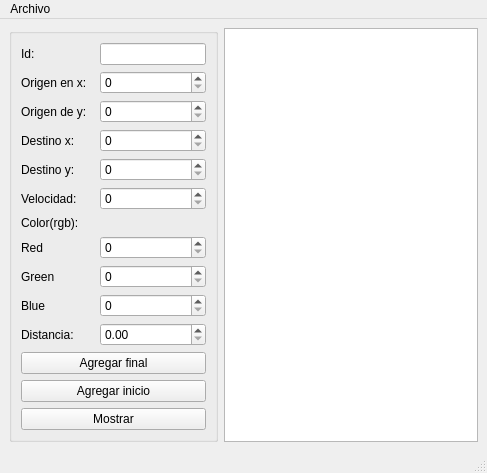
This is tarea.ui in brandy2407/Actividad-11 as Qt 5 draws it before an edit. The edited form follows.
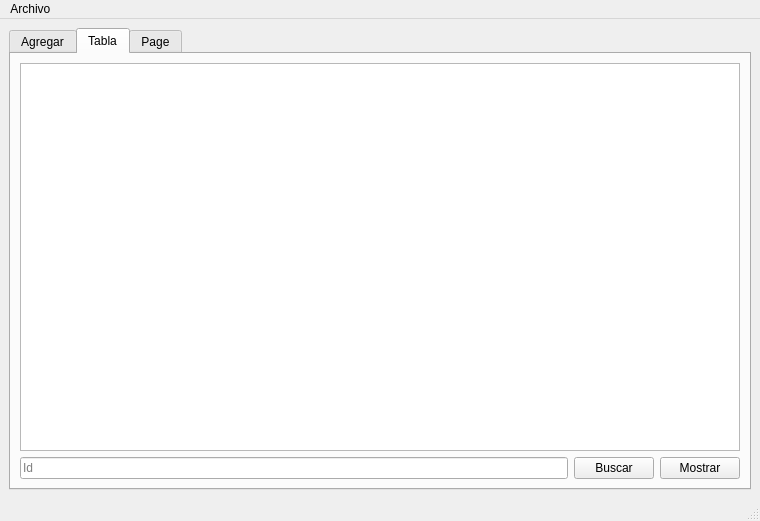
This is the edited form. The open tabs and pages were chosen to show the change.

```diff
--- a/tarea.ui
+++ b/tarea.ui
@@ -6,18 +6,25 @@
    <rect>
     <x>0</x>
     <y>0</y>
-    <width>487</width>
-    <height>439</height>
+    <width>760</width>
+    <height>482</height>
    </rect>
   </property>
   <property name="windowTitle">
    <string>MainWindow</string>
   </property>
   <widget class="QWidget" name="centralwidget">
+   <layout class="QGridLayout" name="gridLayout_3">
+    <item row="0" column="0">
+     <widget class="QTabWidget" name="tabWidget">
+      <property name="currentIndex">
+       <number>2</number>
+      </property>
+      <widget class="QWidget" name="tab">
+       <attribute name="title">
+        <string>Agregar</string>
+       </attribute>
    <layout class="QGridLayout" name="gridLayout_2">
-    <item row="0" column="2">
-     <widget class="QPlainTextEdit" name="salida"/>
-    </item>
     <item row="0" column="0">
      <widget class="QGroupBox" name="groupBox">
       <property name="title">
@@ -183,6 +190,68 @@
       </layout>
      </widget>
     </item>
+        <item row="0" column="1">
+         <widget class="QPlainTextEdit" name="salida"/>
+        </item>
+       </layout>
+      </widget>
+      <widget class="QWidget" name="tab_2">
+       <attribute name="title">
+        <string>Tabla</string>
+       </attribute>
+       <layout class="QGridLayout" name="gridLayout_4">
+        <item row="0" column="0" colspan="3">
+         <widget class="QTableWidget" name="tabla"/>
+        </item>
+        <item row="1" column="0">
+         <widget class="QLineEdit" name="buscar_lineEdit">
+          <property name="placeholderText">
+           <string>Id</string>
+          </property>
+         </widget>
+        </item>
+        <item row="1" column="1">
+         <widget class="QPushButton" name="buscar_pushButton">
+          <property name="text">
+           <string>Buscar</string>
+          </property>
+         </widget>
+        </item>
+        <item row="1" column="2">
+         <widget class="QPushButton" name="mostrar_tabla_pushButton_2">
+          <property name="text">
+           <string>Mostrar</string>
+          </property>
+         </widget>
+        </item>
+       </layout>
+      </widget>
+      <widget class="QWidget" name="bgh">
+       <attribute name="title">
+        <string>Page</string>
+       </attribute>
+       <layout class="QGridLayout" name="gridLayout_5">
+        <item row="0" column="0" colspan="2">
+         <widget class="QGraphicsView" name="graphicsView"/>
+        </item>
+        <item row="1" column="0">
+         <widget class="QPushButton" name="dibujar">
+          <property name="text">
+           <string>Dibujar</string>
+          </property>
+         </widget>
+        </item>
+        <item row="1" column="1">
+         <widget class="QPushButton" name="limpiar">
+          <property name="text">
+           <string>Limpiar</string>
+          </property>
+         </widget>
+        </item>
+       </layout>
+      </widget>
+     </widget>
+    </item>
    </layout>
   </widget>
   <widget class="QMenuBar" name="menubar">
@@ -190,7 +259,7 @@
     <rect>
      <x>0</x>
      <y>0</y>
-     <width>487</width>
+     <width>760</width>
      <height>21</height>
     </rect>
    </property>
```
Lines whose indentation alone changed are shown as unchanged.
